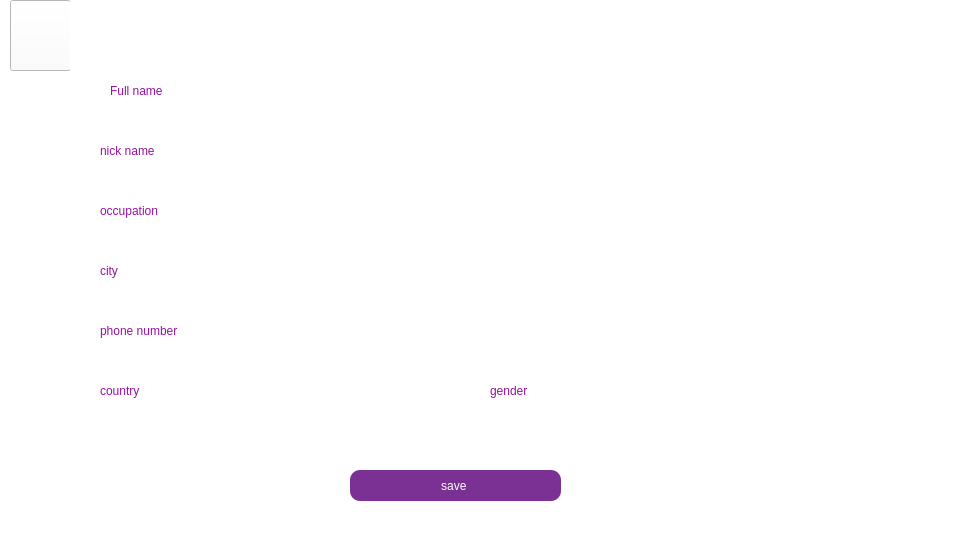
Before: the Qt Designer form editprofile.ui in Nirjaraa/spendwise, drawn with Qt 5.
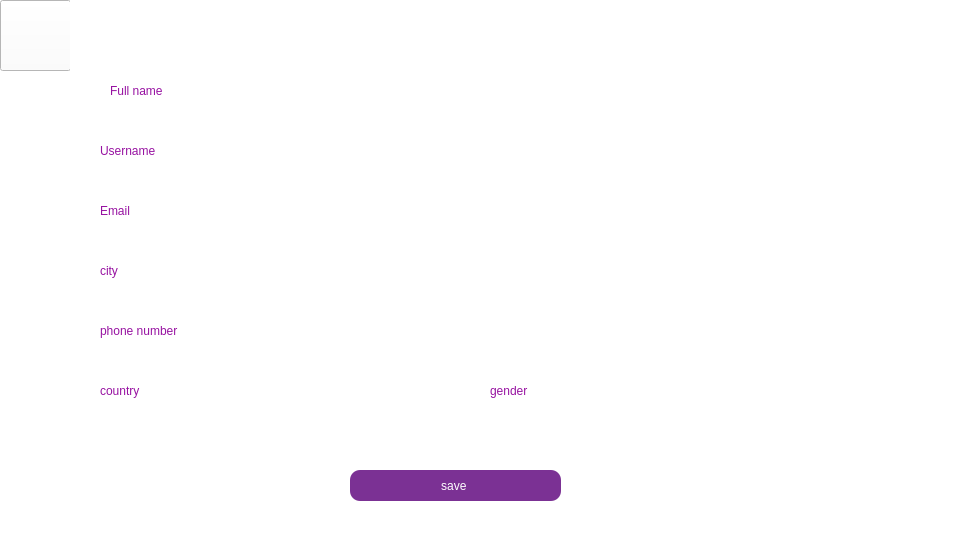
After: the same form once the commit is applied. Icons and pictures are not drawn.

```diff
--- a/editprofile.ui
+++ b/editprofile.ui
@@ -21,9 +21,9 @@
    <widget class="QPushButton" name="back">
     <property name="geometry">
      <rect>
-      <x>10</x>
+      <x>0</x>
       <y>0</y>
-      <width>61</width>
+      <width>71</width>
       <height>71</height>
      </rect>
     </property>
@@ -39,7 +39,7 @@
      <rect>
       <x>70</x>
       <y>0</y>
-      <width>881</width>
+      <width>911</width>
       <height>71</height>
      </rect>
     </property>
@@ -88,7 +88,7 @@
 </string>
     </property>
     <property name="text">
-     <string>nick name</string>
+     <string>Username</string>
     </property>
    </widget>
    <widget class="QLabel" name="occupation">
@@ -106,7 +106,7 @@
 </string>
     </property>
     <property name="text">
-     <string>occupation</string>
+     <string>Email</string>
     </property>
    </widget>
    <widget class="QLabel" name="city_2">
```
